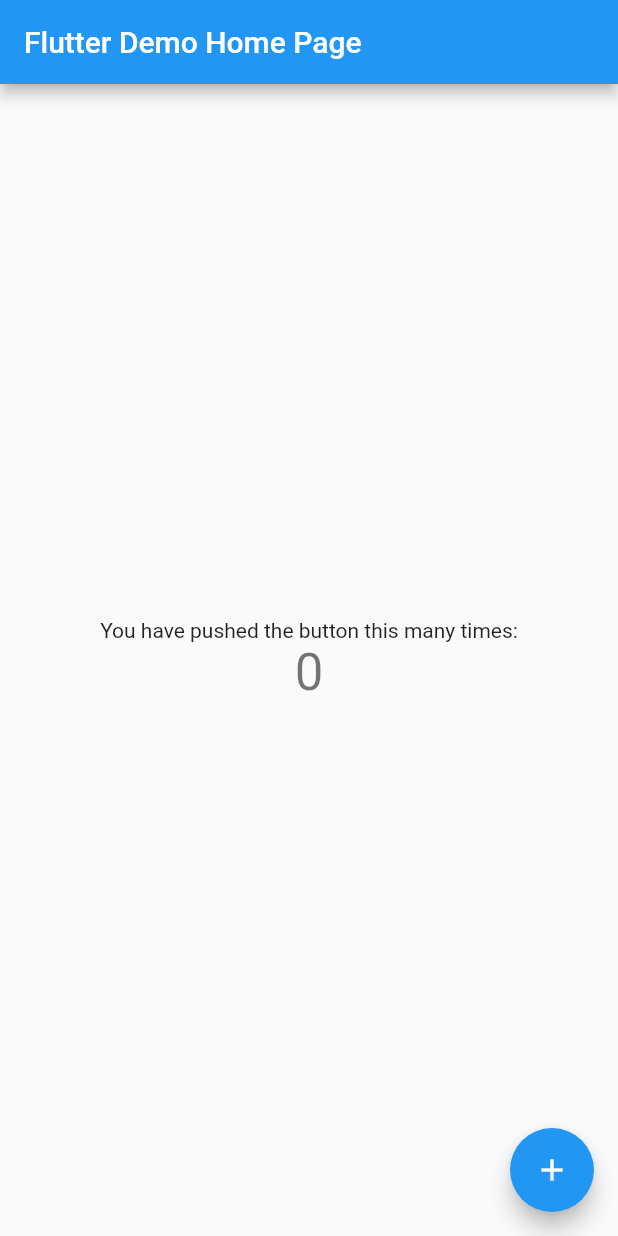
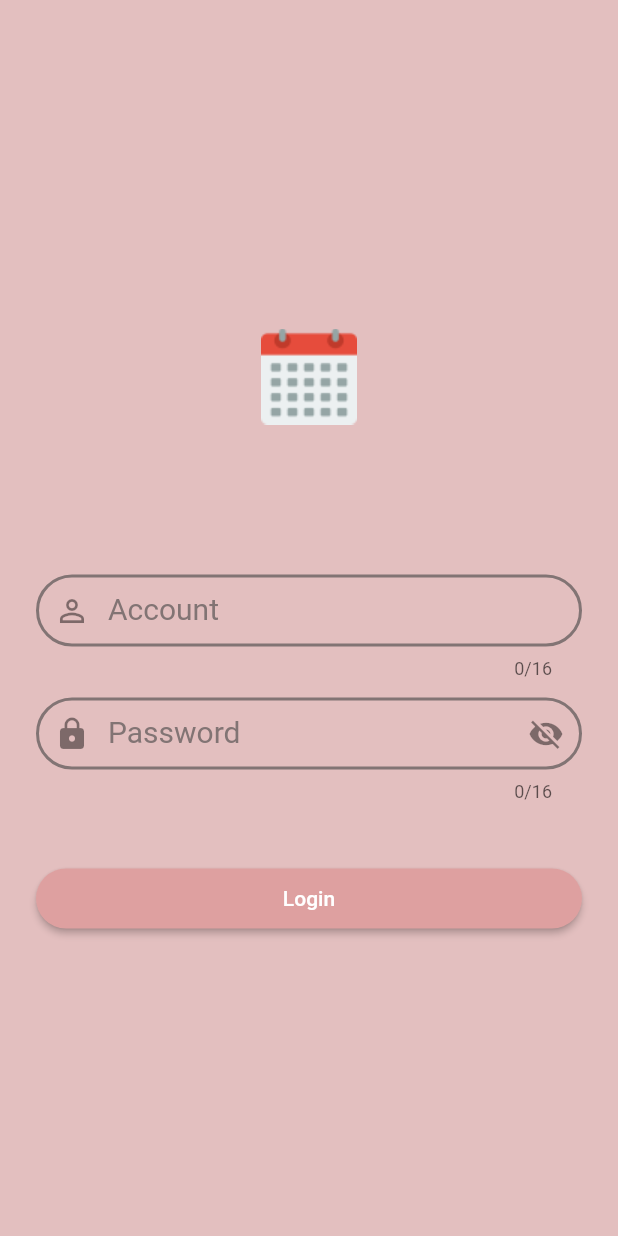
Before and after one commit to minnieliu0428/flutter_app, a Flutter app: the screen it shows after launch, on a phone screen of 412 x 824 dp. Run offline on Flutter 3.47's test engine with Material 2 defaults, Android fonts, the phone set to English and light mode, and no system bars.

Commit message:
新增登入頁面

```diff
--- /dev/null
+++ b/lib/DetailPage.dart
@@ -0,0 +1,10 @@
+import 'package:flutter/material.dart';
+import 'helpers/Constants.dart';
+
+class DetailPage extends StatelessWidget {
+  @override
+  Widget build(BuildContext context) {
+    // TODO: implement build
+    return null;
+  }
+}
--- /dev/null
+++ b/lib/LoginPage.dart
@@ -0,0 +1,144 @@
+import 'package:flutter/material.dart';
+import 'helpers/Constants.dart';
+
+class LoginPage extends StatefulWidget {
+
+  @override
+  _LoginPageState createState() {
+    return _LoginPageState();
+  }
+
+}
+
+class _LoginPageState extends State<LoginPage> {
+
+  final _accountController = TextEditingController();
+  final _passwordController = TextEditingController();
+
+  bool _isHidden = true;
+
+  void _toggleVisibility() {
+    setState(() {
+      _isHidden = !_isHidden;
+    });
+  }
+
+  @override
+  Widget build(BuildContext context) {
+    final logo = CircleAvatar(
+      backgroundColor: Colors.transparent,
+      radius: bigRadius,
+      child: appLogo,
+    );
+
+    final account = TextFormField(
+      controller: _accountController,
+      keyboardType: TextInputType.text,
+      textInputAction: TextInputAction.next,  //鍵盤動作(一般在右下角，默認是完成)
+      maxLines: 1,
+      maxLength: 16,
+      maxLengthEnforced: true,
+      //配合maxLength一起使用，在達到最大長度時是否阻止輸入
+      autofocus: false,
+      decoration: InputDecoration(
+        labelText: accountText,
+        labelStyle: TextStyle(
+          color: appGrayPinkColor,
+          fontSize: 20,
+        ),
+        prefixIcon: Icon(Icons.perm_identity),
+        contentPadding: EdgeInsets.fromLTRB(20.0, 10.0, 20.0, 10.0),
+        enabledBorder: OutlineInputBorder(
+          borderRadius: BorderRadius.circular(32.0),
+          borderSide: BorderSide(
+            color: appGrayPinkColor,
+            width: 2,
+          ),
+        ),
+        focusedBorder: OutlineInputBorder(
+          borderRadius: BorderRadius.circular(32.0),
+          borderSide: BorderSide(
+            color: appGrayPinkColor,
+            width: 3,
+          ),
+        ),
+      ),
+      style: TextStyle(
+        color: Colors.white,
+      ),
+    );
+
+    final password = TextFormField(
+      controller: _passwordController,
+      keyboardType: TextInputType.text,
+      obscureText: _isHidden,  //是否隱藏輸入的文字
+      maxLines: 1,
+      maxLength: 16,
+      maxLengthEnforced: true,
+      autofocus: false,
+      decoration: InputDecoration(
+        labelText: passwordText,
+        labelStyle: TextStyle(
+          color: appGrayPinkColor,
+          fontSize: 20,
+        ),
+        prefixIcon: Icon(Icons.lock),
+        //輸入框前方
+        suffixIcon: IconButton(
+          onPressed: _toggleVisibility,
+          icon: _isHidden ? Icon(Icons.visibility_off) : Icon(Icons.visibility),
+        ),
+        contentPadding: EdgeInsets.fromLTRB(20.0, 10.0, 20.0, 10.0),
+        enabledBorder: OutlineInputBorder(
+          borderRadius: BorderRadius.circular(32.0),
+          borderSide: BorderSide(
+            color: appGrayPinkColor,
+            width: 2,
+          ),
+        ),
+        focusedBorder: OutlineInputBorder(
+          borderRadius: BorderRadius.circular(32.0),
+          borderSide: BorderSide(
+            color: appGrayPinkColor,
+            width: 3,
+          ),
+        ),
+      ),
+      style: TextStyle(
+        color: Colors.white,
+      ),
+    );
+
+    final loginButton = Padding(
+      padding: EdgeInsets.symmetric(vertical: 16.0),
+      child: RaisedButton(
+        shape: RoundedRectangleBorder(
+          borderRadius: BorderRadius.circular(24),
+        ),
+        onPressed: () {},
+        padding: EdgeInsets.all(12),
+        color: appPinkColor,
+        child: Text(loginButtonText, style: TextStyle(color: Colors.white)),
+      ),
+    );
+
+    return Scaffold(
+      backgroundColor: appPinkGrayColor,
+      body: Center(
+        child: ListView(
+          shrinkWrap: true,
+          padding: EdgeInsets.only(left: 24.0, right: 24.0),
+          children: <Widget>[
+            logo,
+            SizedBox(height: bigRadius),
+            account,
+            SizedBox(height: spaceHeight),
+            password,
+            SizedBox(height: buttonHeight),
+            loginButton
+          ],
+        ),
+      ),
+    );
+  }
+}
--- /dev/null
+++ b/lib/helpers/Constants.dart
@@ -0,0 +1,22 @@
+import 'package:flutter/material.dart';
+
+// Colors
+Color appPinkGrayColor = Color.fromRGBO(227, 191, 191, 1.0);
+Color appGrayPinkColor = Color.fromRGBO(130, 116, 116, 1.0);
+Color appPinkColor = Color.fromRGBO(222, 160, 160, 1.0);
+
+// Strings
+const appTitle = "MyCalendar";
+const accountText = "Account";
+const passwordText = "Password";
+const accountErrorText = "帳號格式錯誤";
+const passwordErrorText = "密碼格式錯誤";
+const loginButtonText = "Login";
+
+// Images
+Image appLogo = Image.asset('assets/images/calendar.png');
+
+// Sizes
+const bigRadius = 66.0;
+const buttonHeight = 24.0;
+const spaceHeight = 12.0;
--- a/lib/main.dart
+++ b/lib/main.dart
@@ -1,111 +1,19 @@
 import 'package:flutter/material.dart';
+import 'LoginPage.dart';
+import 'helpers/Constants.dart';
 
-void main() => runApp(MyApp());
+void main() => runApp(MyCalendarApp());
 
-class MyApp extends StatelessWidget {
+class MyCalendarApp extends StatelessWidget {
   // This widget is the root of your application.
   @override
   Widget build(BuildContext context) {
     return MaterialApp(
-      title: 'Flutter Demo',
-      theme: ThemeData(
-        // This is the theme of your application.
-        //
-        // Try running your application with "flutter run". You'll see the
-        // application has a blue toolbar. Then, without quitting the app, try
-        // changing the primarySwatch below to Colors.green and then invoke
-        // "hot reload" (press "r" in the console where you ran "flutter run",
-        // or simply save your changes to "hot reload" in a Flutter IDE).
-        // Notice that the counter didn't reset back to zero; the application
-        // is not restarted.
-        primarySwatch: Colors.blue,
-      ),
-      home: MyHomePage(title: 'Flutter Demo Home Page'),
-    );
+        debugShowCheckedModeBanner: false,
+        title: appTitle,
+        theme: new ThemeData(
+          primaryColor: appGrayPinkColor,
+        ),
+        home: LoginPage());
   }
 }
-
-class MyHomePage extends StatefulWidget {
-  MyHomePage({Key key, this.title}) : super(key: key);
-
-  // This widget is the home page of your application. It is stateful, meaning
-  // that it has a State object (defined below) that contains fields that affect
-  // how it looks.
-
-  // This class is the configuration for the state. It holds the values (in this
-  // case the title) provided by the parent (in this case the App widget) and
-  // used by the build method of the State. Fields in a Widget subclass are
-  // always marked "final".
-
-  final String title;
-
-  @override
-  _MyHomePageState createState() => _MyHomePageState();
-}
-
-class _MyHomePageState extends State<MyHomePage> {
-  int _counter = 0;
-
-  void _incrementCounter() {
-    setState(() {
-      // This call to setState tells the Flutter framework that something has
-      // changed in this State, which causes it to rerun the build method below
-      // so that the display can reflect the updated values. If we changed
-      // _counter without calling setState(), then the build method would not be
-      // called again, and so nothing would appear to happen.
-      _counter++;
-    });
-  }
-
-  @override
-  Widget build(BuildContext context) {
-    // This method is rerun every time setState is called, for instance as done
-    // by the _incrementCounter method above.
-    //
-    // The Flutter framework has been optimized to make rerunning build methods
-    // fast, so that you can just rebuild anything that needs updating rather
-    // than having to individually change instances of widgets.
-    return Scaffold(
-      appBar: AppBar(
-        // Here we take the value from the MyHomePage object that was created by
-        // the App.build method, and use it to set our appbar title.
-        title: Text(widget.title),
-      ),
-      body: Center(
-        // Center is a layout widget. It takes a single child and positions it
-        // in the middle of the parent.
-        child: Column(
-          // Column is also a layout widget. It takes a list of children and
-          // arranges them vertically. By default, it sizes itself to fit its
-          // children horizontally, and tries to be as tall as its parent.
-          //
-          // Invoke "debug painting" (press "p" in the console, choose the
-          // "Toggle Debug Paint" action from the Flutter Inspector in Android
-          // Studio, or the "Toggle Debug Paint" command in Visual Studio Code)
-          // to see the wireframe for each widget.
-          //
-          // Column has various properties to control how it sizes itself and
-          // how it positions its children. Here we use mainAxisAlignment to
-          // center the children vertically; the main axis here is the vertical
-          // axis because Columns are vertical (the cross axis would be
-          // horizontal).
-          mainAxisAlignment: MainAxisAlignment.center,
-          children: <Widget>[
-            Text(
-              'You have pushed the button this many times:',
-            ),
-            Text(
-              '$_counter',
-              style: Theme.of(context).textTheme.display1,
-            ),
-          ],
-        ),
-      ),
-      floatingActionButton: FloatingActionButton(
-        onPressed: _incrementCounter,
-        tooltip: 'Increment',
-        child: Icon(Icons.add),
-      ), // This trailing comma makes auto-formatting nicer for build methods.
-    );
-  }
-}
--- a/pubspec.yaml
+++ b/pubspec.yaml
@@ -34,7 +34,8 @@ dev_dependencies:
 
 # The following section is specific to Flutter.
 flutter:
-
+  assets:
+    - assets/images/calendar.png
   # The following line ensures that the Material Icons font is
   # included with your application, so that you can use the icons in
   # the material Icons class.
```
Also changed, not shown: assets/images/calendar.png (added), 1 other file.
